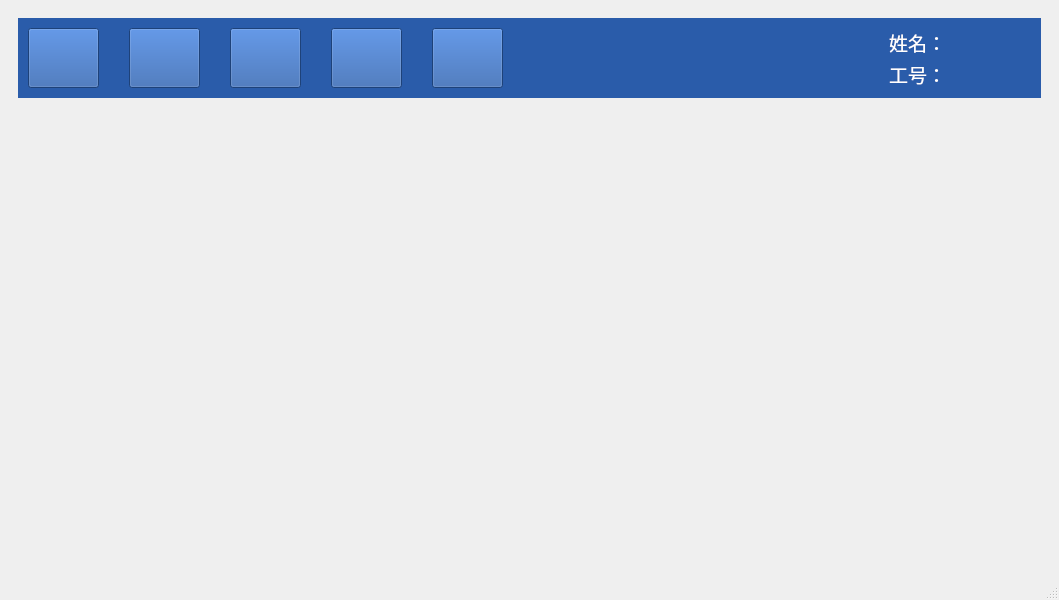
Old version of the form mainwindow.ui in the repository wuliusha/master_agv.
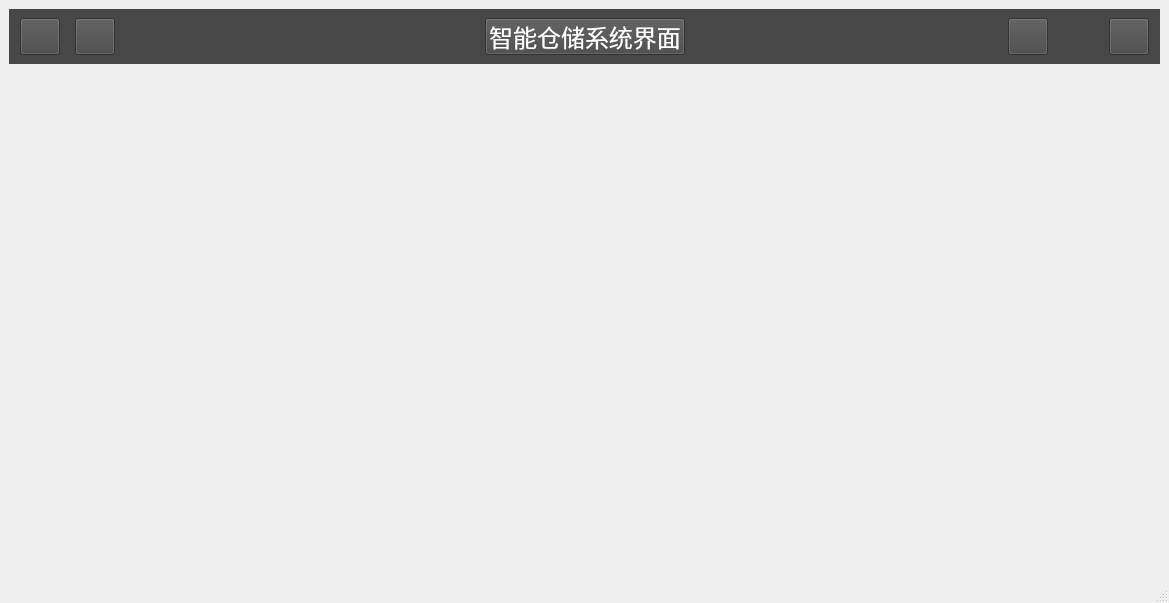
New version of the form. The open tabs and pages were chosen to show the change.

Diff of the .ui file:
```diff
--- a/mainwindow.ui
+++ b/mainwindow.ui
@@ -6,208 +6,128 @@
    <rect>
     <x>0</x>
     <y>0</y>
-    <width>1059</width>
-    <height>600</height>
+    <width>1169</width>
+    <height>603</height>
    </rect>
   </property>
   <property name="windowTitle">
    <string>MainWindow</string>
   </property>
   <widget class="QWidget" name="centralwidget">
+   <layout class="QGridLayout" name="gridLayout_2">
+    <item row="0" column="0">
+     <layout class="QVBoxLayout" name="verticalLayout" stretch="1,50">
+      <property name="spacing">
+       <number>10</number>
+      </property>
+      <item>
+       <widget class="QWidget" name="widget" native="true">
+        <property name="minimumSize">
+         <size>
+          <width>0</width>
+          <height>55</height>
+         </size>
+        </property>
+        <property name="styleSheet">
+         <string notr="true">color: rgb(255, 255, 255);
+background-color: rgb(71, 71, 71);</string>
+        </property>
    <layout class="QGridLayout" name="gridLayout">
-    <item row="0" column="0">
-     <widget class="QStackedWidget" name="stackedWidget">
-      <property name="styleSheet">
-       <string notr="true"/>
-      </property>
-      <property name="currentIndex">
-       <number>0</number>
-      </property>
-      <widget class="QWidget" name="page">
-       <layout class="QGridLayout" name="gridLayout_6">
-        <item row="0" column="0">
-         <layout class="QVBoxLayout" name="verticalLayout_4" stretch="1,12">
-          <property name="spacing">
-           <number>15</number>
-          </property>
-          <item>
-           <layout class="QVBoxLayout" name="verticalLayout_3" stretch="0">
-            <item>
-             <widget class="QWidget" name="widget_2" native="true">
-              <property name="maximumSize">
-               <size>
-                <width>16777215</width>
-                <height>80</height>
-               </size>
-              </property>
-              <property name="styleSheet">
-               <string notr="true">background-color: rgb(175, 180, 219);
-background-color: rgb(42, 92, 170);</string>
-              </property>
-              <layout class="QGridLayout" name="gridLayout_3">
                <property name="leftMargin">
-                <number>10</number>
-               </property>
-               <property name="topMargin">
-                <number>10</number>
+          <number>11</number>
                </property>
                <property name="rightMargin">
-                <number>10</number>
-               </property>
-               <property name="bottomMargin">
-                <number>10</number>
+          <number>11</number>
                </property>
                <item row="0" column="0">
-                <layout class="QHBoxLayout" name="horizontalLayout_2" stretch="1,1,1,1,1,5,2">
+          <layout class="QHBoxLayout" name="horizontalLayout_3" stretch="10,0,10">
                  <property name="spacing">
-                  <number>30</number>
+            <number>15</number>
                  </property>
                  <item>
-                  <widget class="QToolButton" name="Desktop_Button">
+            <layout class="QHBoxLayout" name="horizontalLayout_2">
+             <item>
+              <widget class="QPushButton" name="lab_Ico">
                    <property name="sizePolicy">
-                    <sizepolicy hsizetype="Expanding" vsizetype="Expanding">
+                <sizepolicy hsizetype="Minimum" vsizetype="Preferred">
                      <horstretch>0</horstretch>
                      <verstretch>0</verstretch>
                     </sizepolicy>
                    </property>
-                   <property name="maximumSize">
+               <property name="minimumSize">
                     <size>
-                     <width>500</width>
-                     <height>300</height>
-                    </size>
-                   </property>
-                   <property name="font">
-                    <font>
-                     <weight>75</weight>
-                     <bold>true</bold>
-                    </font>
+                 <width>40</width>
+                 <height>30</height>
+                </size>
+               </property>
+               <property name="toolTip">
+                <string>&lt;html&gt;&lt;head/&gt;&lt;body&gt;&lt;p&gt;主页&lt;/p&gt;&lt;/body&gt;&lt;/html&gt;</string>
                    </property>
                    <property name="styleSheet">
-                    <string notr="true">color:#ffffff;</string>
+                <string notr="true"/>
                    </property>
                    <property name="text">
                     <string/>
                    </property>
-                   <property name="toolButtonStyle">
-                    <enum>Qt::ToolButtonTextUnderIcon</enum>
-                   </property>
                   </widget>
                  </item>
                  <item>
-                  <widget class="QToolButton" name="OutStore_Button">
+              <widget class="QPushButton" name="btn_log">
                    <property name="sizePolicy">
-                    <sizepolicy hsizetype="Minimum" vsizetype="Fixed">
+                <sizepolicy hsizetype="Preferred" vsizetype="Preferred">
                      <horstretch>0</horstretch>
                      <verstretch>0</verstretch>
                     </sizepolicy>
                    </property>
-                   <property name="maximumSize">
+               <property name="minimumSize">
                     <size>
-                     <width>500</width>
-                     <height>300</height>
-                    </size>
-                   </property>
-                   <property name="font">
-                    <font>
-                     <weight>75</weight>
-                     <bold>true</bold>
-                    </font>
-                   </property>
-                   <property name="styleSheet">
-                    <string notr="true"/>
-                   </property>
+                 <width>40</width>
+                 <height>30</height>
+                </size>
+               </property>
+               <property name="toolTip">
+                <string>&lt;html&gt;&lt;head/&gt;&lt;body&gt;&lt;p&gt;系统日志以及接口测试界面&lt;/p&gt;&lt;/body&gt;&lt;/html&gt;</string>
+               </property>
                    <property name="text">
                     <string/>
                    </property>
-                   <property name="toolButtonStyle">
-                    <enum>Qt::ToolButtonTextUnderIcon</enum>
-                   </property>
-                   <property name="autoRaise">
-                    <bool>false</bool>
-                   </property>
                   </widget>
                  </item>
                  <item>
-                  <widget class="QToolButton" name="StoreInfo_Button">
-                   <property name="sizePolicy">
-                    <sizepolicy hsizetype="Expanding" vsizetype="Expanding">
-                     <horstretch>0</horstretch>
-                     <verstretch>0</verstretch>
-                    </sizepolicy>
-                   </property>
-                   <property name="maximumSize">
+              <spacer name="horizontalSpacer">
+               <property name="orientation">
+                <enum>Qt::Horizontal</enum>
+               </property>
+               <property name="sizeHint" stdset="0">
                     <size>
-                     <width>500</width>
-                     <height>300</height>
-                    </size>
-                   </property>
-                   <property name="text">
-                    <string/>
-                   </property>
-                  </widget>
-                 </item>
+                 <width>40</width>
+                 <height>20</height>
+                </size>
+               </property>
+              </spacer>
+             </item>
+            </layout>
+           </item>
                  <item>
-                  <widget class="QToolButton" name="System_Button">
-                   <property name="sizePolicy">
-                    <sizepolicy hsizetype="Expanding" vsizetype="Expanding">
-                     <horstretch>0</horstretch>
-                     <verstretch>0</verstretch>
-                    </sizepolicy>
-                   </property>
-                   <property name="maximumSize">
-                    <size>
-                     <width>500</width>
-                     <height>300</height>
-                    </size>
-                   </property>
+            <widget class="QPushButton" name="btnMax">
                    <property name="font">
                     <font>
-                     <weight>75</weight>
-                     <bold>true</bold>
+               <pointsize>18</pointsize>
                     </font>
                    </property>
                    <property name="styleSheet">
                     <string notr="true"/>
                    </property>
                    <property name="text">
-                    <string/>
-                   </property>
-                   <property name="toolButtonStyle">
-                    <enum>Qt::ToolButtonTextUnderIcon</enum>
-                   </property>
+              <string>智能仓储系统界面</string>
+             </property>
                   </widget>
                  </item>
                  <item>
-                  <widget class="QToolButton" name="logInfo_Button">
-                   <property name="sizePolicy">
-                    <sizepolicy hsizetype="Expanding" vsizetype="Expanding">
-                     <horstretch>0</horstretch>
-                     <verstretch>0</verstretch>
-                    </sizepolicy>
-                   </property>
-                   <property name="maximumSize">
-                    <size>
-                     <width>500</width>
-                     <height>300</height>
-                    </size>
-                   </property>
-                   <property name="font">
-                    <font>
-                     <weight>75</weight>
-                     <bold>true</bold>
-                    </font>
-                   </property>
-                   <property name="styleSheet">
-                    <string notr="true"/>
-                   </property>
-                   <property name="text">
-                    <string/>
-                   </property>
-                   <property name="toolButtonStyle">
-                    <enum>Qt::ToolButtonTextUnderIcon</enum>
-                   </property>
-                  </widget>
-                 </item>
+            <layout class="QHBoxLayout" name="horizontalLayout" stretch="10,0,1,0">
+             <property name="spacing">
+              <number>15</number>
+             </property>
                  <item>
                   <spacer name="horizontalSpacer_2">
                    <property name="orientation">
@@ -222,77 +142,110 @@
                   </spacer>
                  </item>
                  <item>
-                  <layout class="QVBoxLayout" name="verticalLayout">
-                   <property name="spacing">
-                    <number>3</number>
-                   </property>
-                   <item>
-                    <widget class="QLabel" name="label_UserNuber">
-                     <property name="font">
-                      <font>
-                       <pointsize>14</pointsize>
-                       <weight>50</weight>
-                       <bold>false</bold>
-                      </font>
-                     </property>
-                     <property name="styleSheet">
-                      <string notr="true">color:#ffffff;</string>
+              <widget class="QPushButton" name="btn_Edite">
+               <property name="sizePolicy">
+                <sizepolicy hsizetype="Preferred" vsizetype="Preferred">
+                 <horstretch>0</horstretch>
+                 <verstretch>0</verstretch>
+                </sizepolicy>
+               </property>
+               <property name="minimumSize">
+                <size>
+                 <width>40</width>
+                 <height>30</height>
+                </size>
+               </property>
+               <property name="toolTip">
+                <string>&lt;html&gt;&lt;head/&gt;&lt;body&gt;&lt;p&gt;菜单栏&lt;/p&gt;&lt;/body&gt;&lt;/html&gt;</string>
                      </property>
                      <property name="text">
-                      <string>姓名：</string>
+                <string/>
                      </property>
                     </widget>
                    </item>
                    <item>
-                    <widget class="QLabel" name="label_UserName">
-                     <property name="font">
-                      <font>
-                       <pointsize>14</pointsize>
-                       <weight>50</weight>
-                       <bold>false</bold>
-                      </font>
-                     </property>
+              <widget class="QPushButton" name="btn_Device">
+               <property name="sizePolicy">
+                <sizepolicy hsizetype="Minimum" vsizetype="Expanding">
+                 <horstretch>0</horstretch>
+                 <verstretch>0</verstretch>
+                </sizepolicy>
+               </property>
+               <property name="minimumSize">
+                <size>
+                 <width>31</width>
+                 <height>0</height>
+                </size>
+               </property>
+               <property name="cursor">
+                <cursorShape>ArrowCursor</cursorShape>
+               </property>
+               <property name="focusPolicy">
+                <enum>Qt::NoFocus</enum>
+               </property>
+               <property name="toolTip">
+                <string>&lt;html&gt;&lt;head/&gt;&lt;body&gt;&lt;p&gt;设备管理&lt;/p&gt;&lt;/body&gt;&lt;/html&gt;</string>
+               </property>
                      <property name="styleSheet">
-                      <string notr="true">color:#ffffff;</string>
+                <string notr="true"/>
                      </property>
                      <property name="text">
-                      <string>工号：</string>
-                     </property>
-                    </widget>
-                   </item>
-                  </layout>
-                 </item>
-                </layout>
-               </item>
-              </layout>
-             </widget>
-            </item>
-           </layout>
-          </item>
-          <item>
-           <widget class="QStackedWidget" name="stackedWidget_2">
-            <property name="enabled">
+                <string/>
+               </property>
+               <property name="flat">
              <bool>true</bool>
             </property>
+              </widget>
+             </item>
+             <item>
+              <widget class="QPushButton" name="btn_System">
+               <property name="sizePolicy">
+                <sizepolicy hsizetype="Preferred" vsizetype="Preferred">
+                 <horstretch>0</horstretch>
+                 <verstretch>0</verstretch>
+                </sizepolicy>
+               </property>
+               <property name="toolTip">
+                <string>&lt;html&gt;&lt;head/&gt;&lt;body&gt;&lt;p&gt;系统设置&lt;/p&gt;&lt;/body&gt;&lt;/html&gt;</string>
+               </property>
             <property name="styleSheet">
-             <string notr="true">border:1px;</string>
+                <string notr="true"/>
+               </property>
+               <property name="text">
+                <string/>
+               </property>
+              </widget>
+             </item>
+            </layout>
+           </item>
+          </layout>
+         </item>
+        </layout>
+       </widget>
+      </item>
+      <item>
+       <widget class="QStackedWidget" name="stackedWidget">
+        <property name="minimumSize">
+         <size>
+          <width>600</width>
+          <height>300</height>
+         </size>
+        </property>
+        <property name="styleSheet">
+         <string notr="true"/>
             </property>
             <property name="currentIndex">
-             <number>0</number>
-            </property>
-            <widget class="QWidget" name="page_3">
-             <layout class="QGridLayout" name="gridLayout_4"/>
-            </widget>
-           </widget>
-          </item>
-         </layout>
-        </item>
-       </layout>
+         <number>1</number>
+        </property>
+        <widget class="QWidget" name="page">
+         <layout class="QGridLayout" name="gridLayout_6"/>
       </widget>
       <widget class="QWidget" name="page_2"/>
      </widget>
     </item>
    </layout>
+    </item>
+   </layout>
   </widget>
   <widget class="QMenuBar" name="menubar">
    <property name="geometry">
```
Left out of the diff: 2 changed lines with no effect on the pictures. Lines whose indentation alone changed are shown as unchanged.
